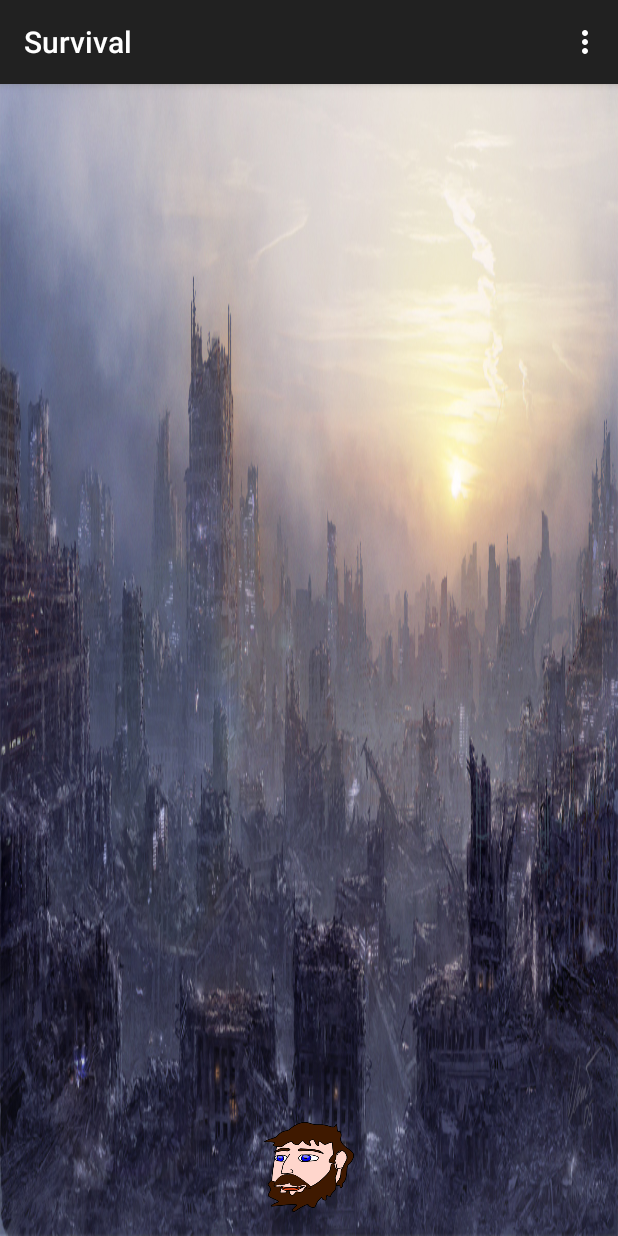
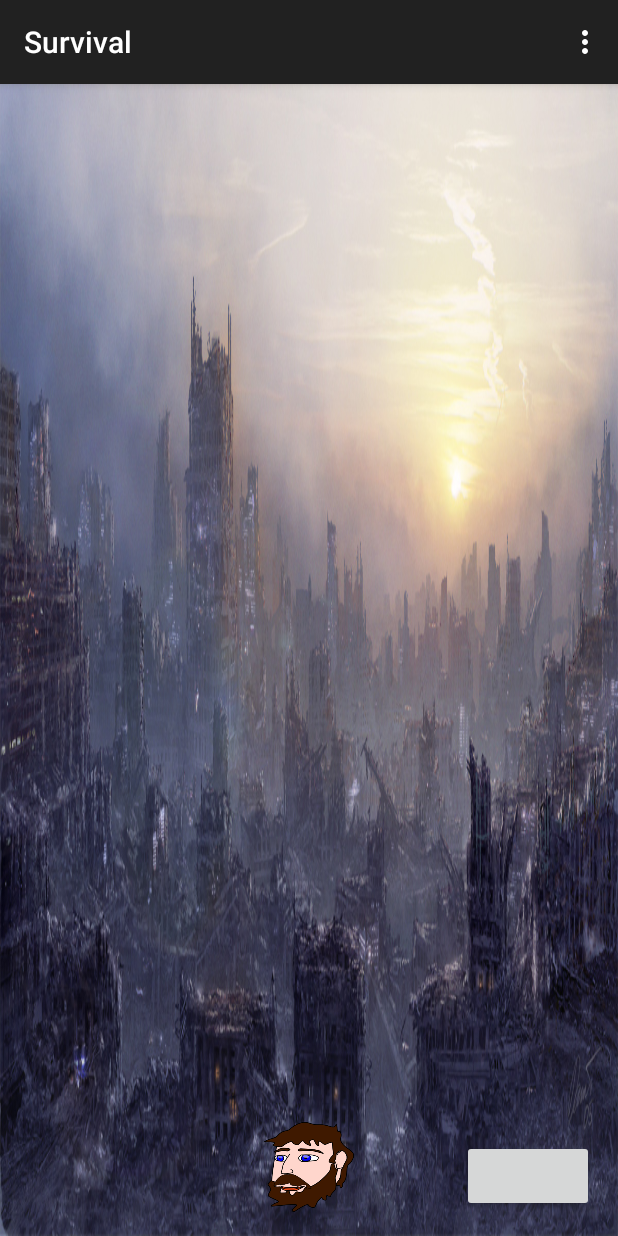
Before and after one commit to toshali/Survival, an Android app: the MainActivity screen opened directly, with no data from a screen before it, on a phone screen of 412 x 824 dp. Run offline under Robolectric (Android 15) with nearby library versions, the phone set to English and light mode, and no system bars.

```diff
--- a/app/src/main/java/tr4yg/cs2110/virginia/edu/survival/MainActivity.java
+++ b/app/src/main/java/tr4yg/cs2110/virginia/edu/survival/MainActivity.java
@@ -1,9 +1,17 @@
 package tr4yg.cs2110.virginia.edu.survival;
 
+import android.content.Intent;
 import android.support.v7.app.ActionBarActivity;
 import android.os.Bundle;
 import android.view.Menu;
 import android.view.MenuItem;
+import android.view.View;
+import android.widget.Button;
+import android.view.View.OnClickListener;
+import android.app.Activity;
+import android.content.Intent;
+import android.os.Bundle;
+import android.os.Handler;
 
 
 public class MainActivity extends ActionBarActivity {
@@ -12,7 +20,19 @@ public class MainActivity extends ActionBarActivity {
     protected void onCreate(Bundle savedInstanceState) {
         super.onCreate(savedInstanceState);
         setContentView(R.layout.activity_main);
-    }
+
+
+
+    Button bulletButton = (Button)findViewById(R.id.bullet_button);
+
+    bulletButton.setOnClickListener(new View.OnClickListener(){
+
+        public void onClick(View a) {
+            Intent service = new Intent(MainActivity.this, Bullets.class);
+            startActivity(service);
+        }
+    });
+  }
 
 
     @Override
--- a/app/src/main/res/layout/activity_main.xml
+++ b/app/src/main/res/layout/activity_main.xml
@@ -13,4 +13,12 @@
         android:layout_alignParentBottom="true"
         android:layout_centerHorizontal="true"
         android:background="@drawable/human" />
+
+    <Button
+        android:layout_width="wrap_content"
+        android:layout_height="wrap_content"
+        android:id="@+id/bullet_button"
+        android:layout_alignParentBottom="true"
+        android:layout_alignParentRight="true"
+        android:layout_alignParentEnd="true" />
 </RelativeLayout>
--- a/app/src/main/res/layout/activity_splash.xml
+++ b/app/src/main/res/layout/activity_splash.xml
@@ -21,14 +21,12 @@
         android:layout_width="wrap_content"
         android:layout_height="wrap_content"
         android:text="Toshali Randev, Maggie OToole, Amanual"
+        android:layout_centerHorizontal="true"
         android:id="@+id/textView2"
-        android:layout_gravity="center_horizontal"
         android:textColor="#fffff6f7"
         android:textSize="20sp"
         android:typeface="monospace"
         android:layout_below="@+id/textView"
-        android:layout_alignParentLeft="true"
-        android:layout_alignParentStart="true"
         android:layout_marginTop="41dp" />
 
     <TextView
```
Also changed, not shown: app/src/main/java/tr4yg/cs2110/virginia/edu/survival/Bullets.java (added, +53 -0 lines).
